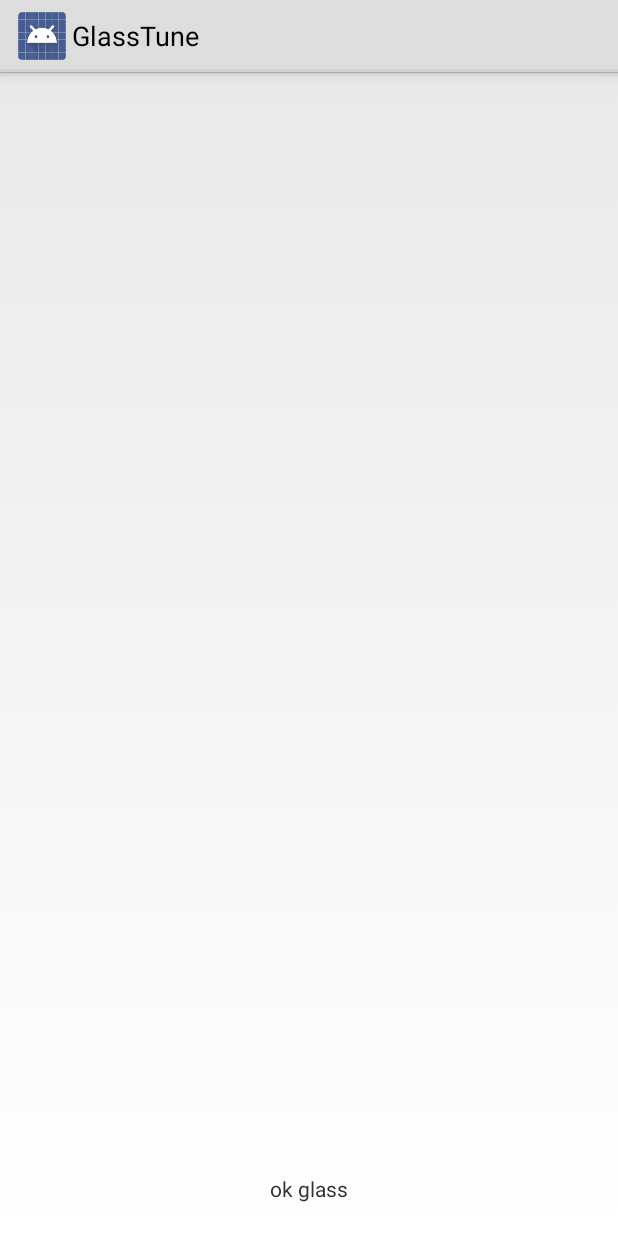
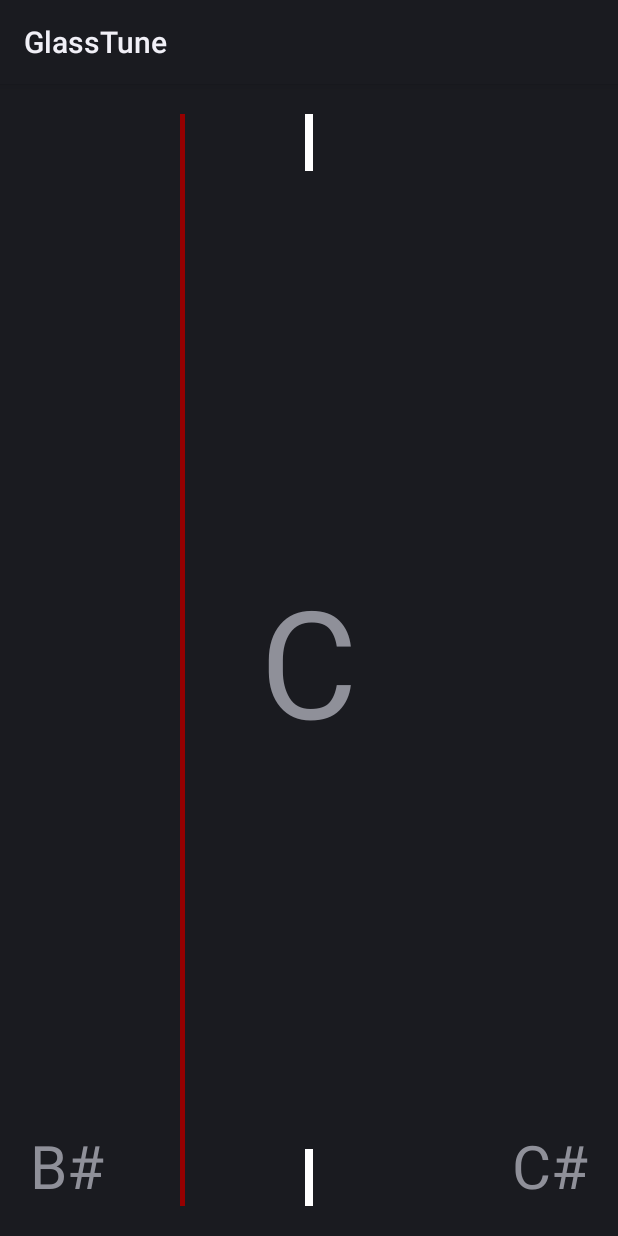
Before and after one commit to GlassTune/GlassTune, an Android app: the layout tune_view.xml on its own in the app's theme, with its tools: preview values and no code run, on a phone screen of 412 x 824 dp. Run offline under Robolectric (Android 15) with nearby library versions, the phone set to English and light mode, and no system bars.

Commit message:
updated tune view

```diff
--- a/glass/src/main/AndroidManifest.xml
+++ b/glass/src/main/AndroidManifest.xml
@@ -4,8 +4,7 @@
     <application
         android:allowBackup="true"
         android:icon="@drawable/ic_launcher"
-        android:label="@string/app_name"
-        android:theme="@style/AppTheme" >
+        android:label="@string/app_name">
         <activity
             android:name=".activities.TuneGuitarActivity"
             android:icon="@drawable/ic_glass_logo"
--- a/glass/src/main/res/layout/tune_view.xml
+++ b/glass/src/main/res/layout/tune_view.xml
@@ -1,85 +1,51 @@
 <?xml version="1.0" encoding="utf-8"?>
+
 <RelativeLayout xmlns:android="http://schemas.android.com/apk/res/android"
     xmlns:tools="http://schemas.android.com/tools"
     android:layout_width="match_parent"
     android:layout_height="match_parent"
-    >
+    android:padding="20dp">
 
-    <RelativeLayout
-        android:id="@+id/left_column"
-        android:layout_width="@dimen/glass_card_left_column_width"
-        android:layout_height="match_parent"
-        >
-
-        <!-- Put widgets for the left column inside this RelativeLayout. -->
-        <ImageView
-            android:layout_width="match_parent"
-            android:layout_height="match_parent"
-            android:layout_centerVertical="true"
-            android:layout_centerHorizontal="true"
-            android:padding="40dp" />
-    </RelativeLayout>
-
-    <RelativeLayout
-        android:layout_width="wrap_content"
-        android:layout_height="@dimen/glass_card_body_height"
-        android:layout_alignParentRight="true"
-        android:layout_alignParentTop="true"
-        android:layout_marginLeft="@dimen/glass_card_two_column_margin"
-        android:layout_marginRight="@dimen/glass_card_margin"
-        android:layout_marginTop="@dimen/glass_card_margin"
-        android:layout_toRightOf="@+id/left_column"
-        tools:ignore="UselessLeaf"
-        >
-
-        <!-- Put widgets for the right column inside this RelativeLayout. -->
     <TextView
-            android:layout_width="match_parent"
-            android:layout_height="match_parent" />
-    </RelativeLayout>
-
-    <LinearLayout
-        android:id="@+id/footer_container"
         android:layout_width="wrap_content"
         android:layout_height="wrap_content"
-        android:layout_alignParentBottom="true"
-        android:layout_alignParentRight="true"
-        android:layout_gravity="bottom|left"
-        android:layout_marginBottom="@dimen/glass_card_footer_margin"
-        android:layout_marginLeft="@dimen/glass_card_two_column_margin"
-        android:layout_marginRight="@dimen/glass_card_margin"
-        android:layout_toRightOf="@+id/left_column"
-        android:orientation="horizontal"
-        >
+        android:text="B#"
+        android:textSize="40dp"
+        android:layout_alignParentBottom="true" />
 
-        <!--
-             The footer view will grow to fit as much content as possible while the
-             timestamp view keeps a fixed width. If the footer text is too long, it
-             will be ellipsized with a 40px margin between it and the timestamp.
-        -->
+    <View
+        android:layout_width="5dp"
+        android:layout_height="38dp"
+        android:layout_alignParentTop="true"
+        android:layout_centerHorizontal="true"
+        android:background="#ffffffff" />
 
     <TextView
-            android:text="ok glass"
-            android:id="@+id/footer"
-            android:layout_width="0dip"
+        android:layout_width="wrap_content"
         android:layout_height="wrap_content"
-            android:layout_weight="1"
-            android:ellipsize="end"
-            android:singleLine="true"
-            android:textAlignment="center"
-            android:textAppearance="?android:attr/textAppearanceSmall"
-            />
+        android:text="C"
+        android:textSize="100dp"
+        android:layout_centerInParent="true" />
+
+    <View
+        android:layout_width="5dp"
+        android:layout_height="38dp"
+        android:layout_alignParentBottom="true"
+        android:layout_centerHorizontal="true"
+        android:background="#ffffffff" />
 
     <TextView
-            android:id="@+id/timestamp"
         android:layout_width="wrap_content"
         android:layout_height="wrap_content"
-            android:layout_marginLeft="@dimen/glass_card_margin"
-            android:ellipsize="end"
-            android:singleLine="true"
-            android:textAppearance="?android:attr/textAppearanceSmall"
-            />
+        android:text="C#"
+        android:textSize="40dp"
+        android:layout_alignParentBottom="true"
+        android:layout_alignParentRight="true" />
 
-    </LinearLayout>
+    <View
+        android:layout_width="3dp"
+        android:layout_marginLeft="100dp"
+        android:layout_height="match_parent"
+        android:background="#ff950000" />
 
 </RelativeLayout>
```
Lines whose indentation alone changed are shown as unchanged.
